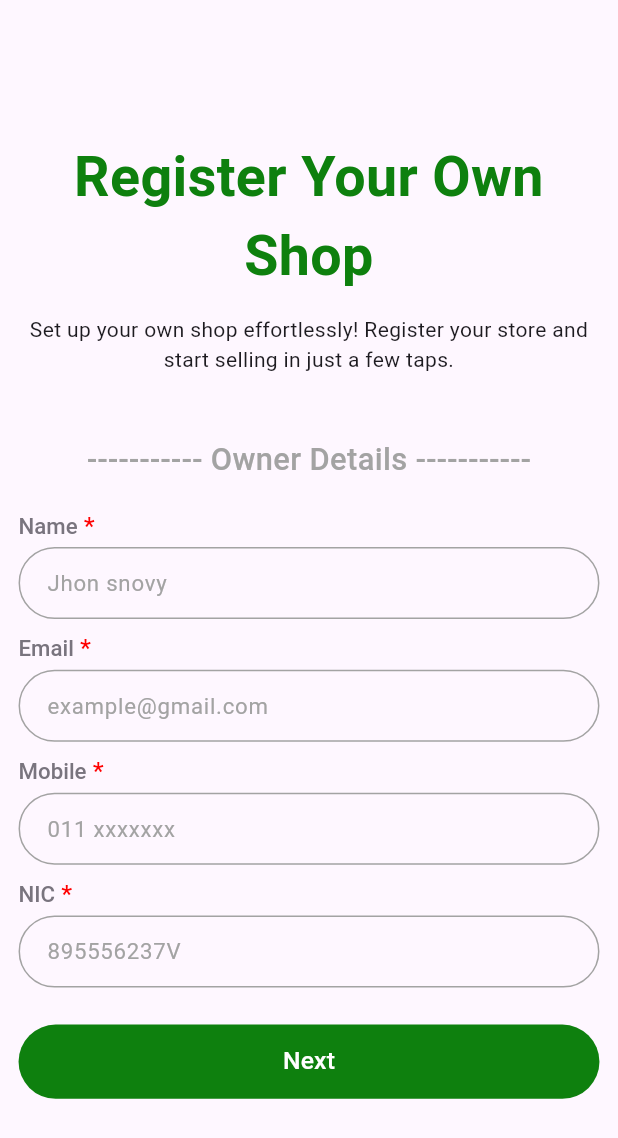
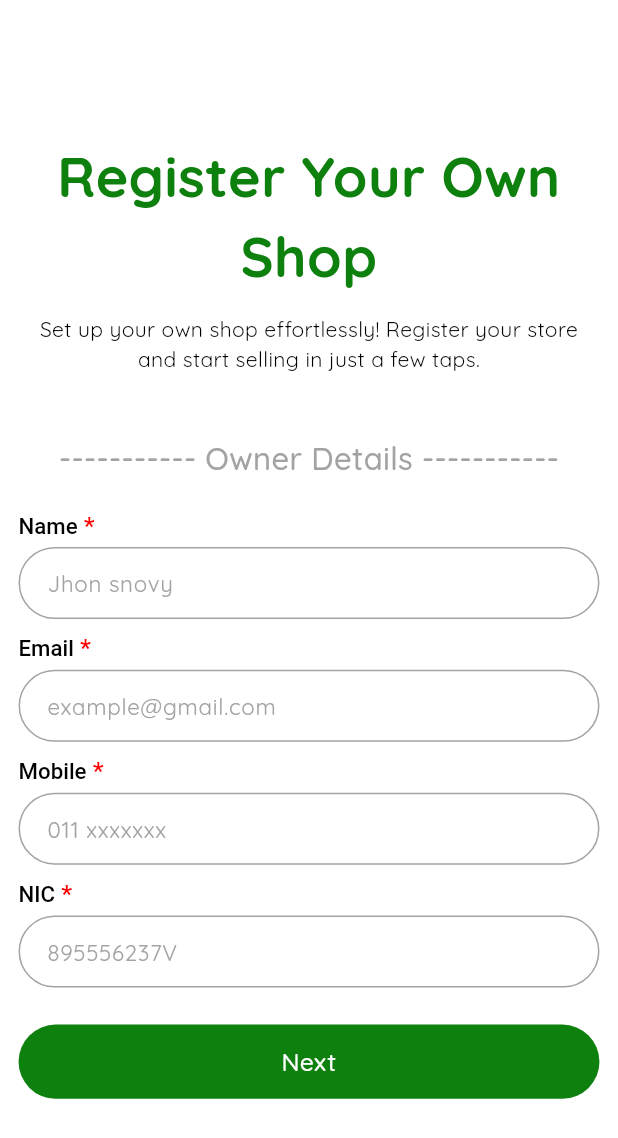
Before and after one commit to tharusha-theekshana/Shop_Registration_App, a Flutter app: the screen it shows after launch, on a phone screen of 412 x 824 dp. Shown: the top 1138 px of the screen. Run offline on Flutter 3.47's test engine with Material 3 defaults, Android fonts, the phone set to English and light mode, and no system bars; our stand-ins replace image_picker.

Commit message:
Add fonts.

```diff
--- a/lib/main.dart
+++ b/lib/main.dart
@@ -24,8 +24,15 @@ class MyApp extends StatelessWidget {
     return MaterialApp(
       title: 'Shop Registration',
       debugShowCheckedModeBanner: false,
-      theme: ThemeData.light(useMaterial3: true),
-      darkTheme: ThemeData.dark(useMaterial3: true),
+      theme: ThemeData(
+          useMaterial3: true,
+          fontFamily: "Quicksand",
+          splashFactory: NoSplash.splashFactory,
+          colorScheme: const ColorScheme.light()),
+      darkTheme: ThemeData(
+          useMaterial3: true,
+          fontFamily: "Quicksand",
+          colorScheme: const ColorScheme.dark()),
       themeMode: ThemeMode.system,
       home: OwnerDetailsScreen(),
     );
```
Also changed, not shown: pubspec.yaml (+9 -11 lines), assets/fonts/Quicksand-Bold.ttf (added), assets/fonts/Quicksand-Medium.ttf (added), assets/fonts/Quicksand-Regular.ttf (added).
